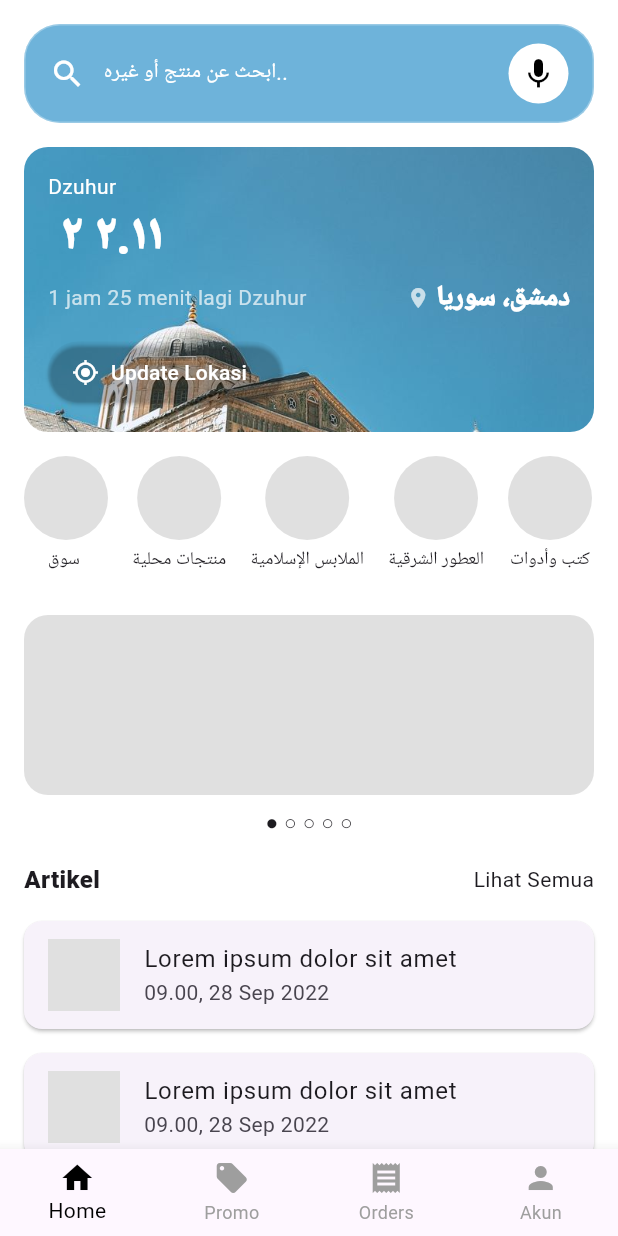
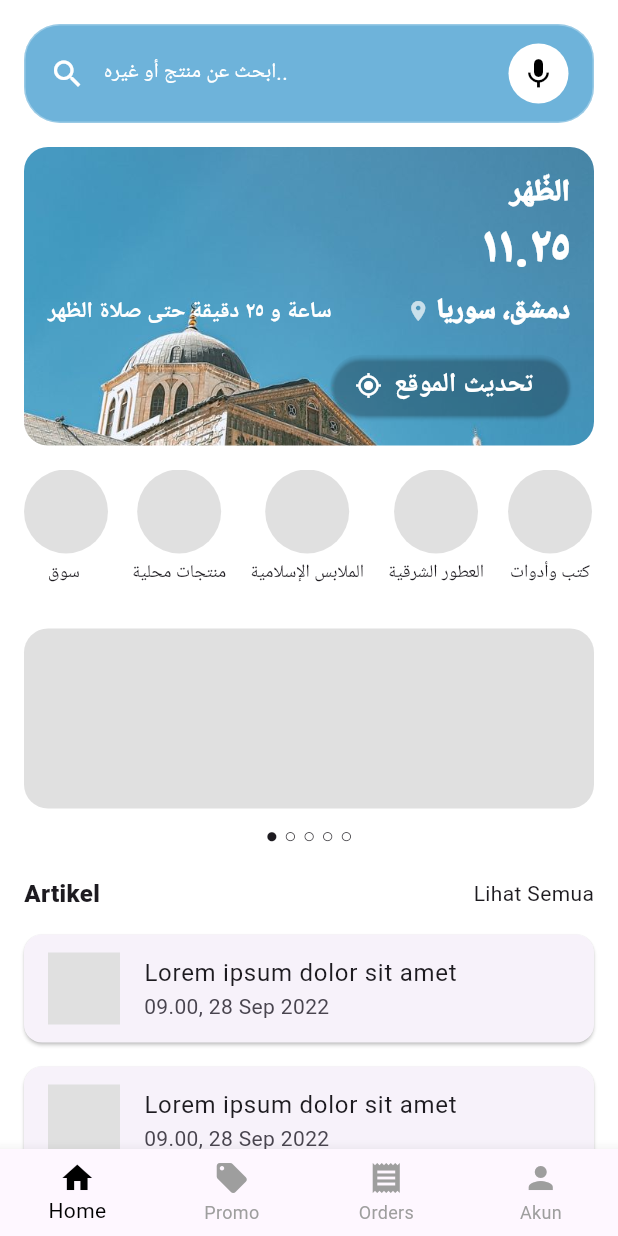
Before and after one commit to fared08/Manfa-apps, a Flutter app: the screen it shows after launch, on a phone screen of 412 x 824 dp. Run offline on Flutter 3.47's test engine with Material 3 defaults, Android fonts, the phone set to English and light mode, and no system bars.

Commit message:
language fix

```diff
--- a/lib/home.dart
+++ b/lib/home.dart
@@ -81,11 +81,18 @@ class Home extends StatelessWidget {
                 borderRadius: BorderRadius.circular(16),
               ),
               child: Column(
-                crossAxisAlignment: CrossAxisAlignment.start,
+                crossAxisAlignment: CrossAxisAlignment.end,
                 children: [
-                  const Text("Dzuhur", style: TextStyle(color: Colors.white)),
                   const Text(
-                    "	٢	٢.١١",
+                    "الظّهْر",
+                    style: TextStyle(
+                      color: Colors.white,
+                      fontSize: 20,
+                      fontWeight: FontWeight.w900,
+                    ),
+                  ),
+                  const Text(
+                    "		١١.٢٥",
                     style: TextStyle(
                       fontSize: 32,
                       color: Colors.white,
@@ -97,8 +104,12 @@ class Home extends StatelessWidget {
                     mainAxisAlignment: MainAxisAlignment.spaceBetween,
                     children: const [
                       Text(
-                        "1 jam 25 menit lagi Dzuhur",
-                        style: TextStyle(color: Colors.white70),
+                        "ساعة و ٢٥ دقيقة حتى صلاة الظهر",
+                        style: TextStyle(
+                          color: Colors.white,
+                          fontSize: 15,
+                          fontWeight: FontWeight.w600,
+                        ),
                       ),
                       Row(
                         children: [
@@ -124,7 +135,14 @@ class Home extends StatelessWidget {
                   ElevatedButton.icon(
                     onPressed: () {},
                     icon: const Icon(Icons.my_location),
-                    label: const Text("Update Lokasi"),
+                    label: Text(
+                      "تحديث الموقع",
+                      style: TextStyle(
+                        fontSize: 18,
+                        fontWeight: FontWeight.w700,
+                      ),
+                    ),
+
                     style: ElevatedButton.styleFrom(
                       backgroundColor: Color(0x06923E),
                       foregroundColor: Colors.white,
```
